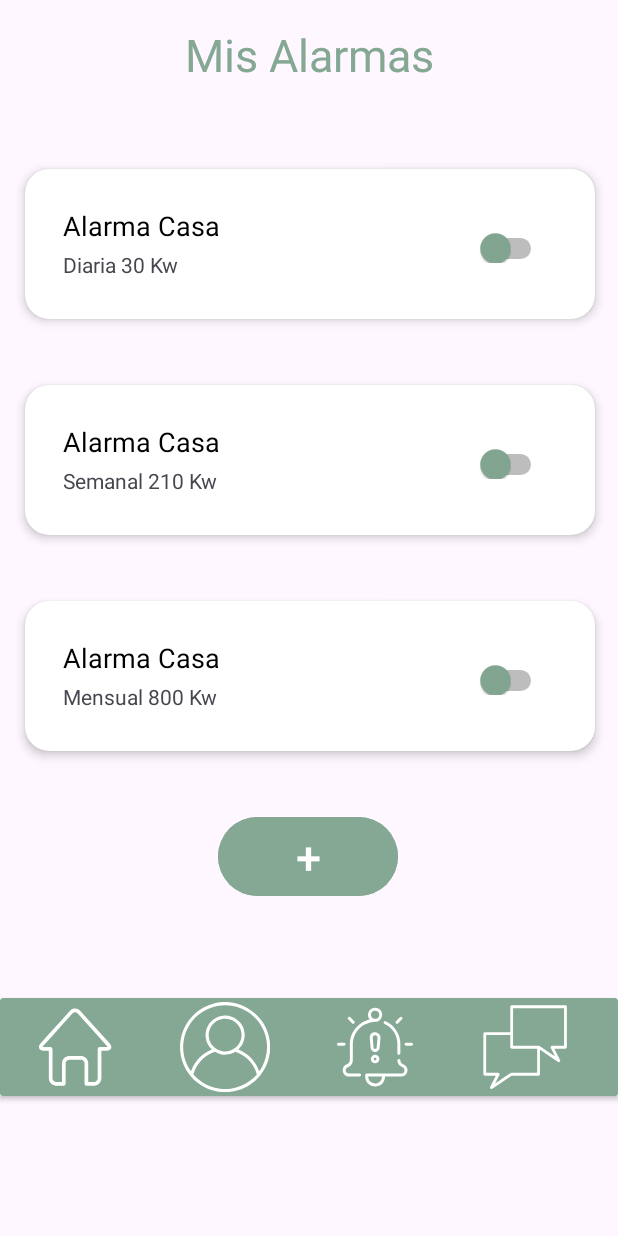
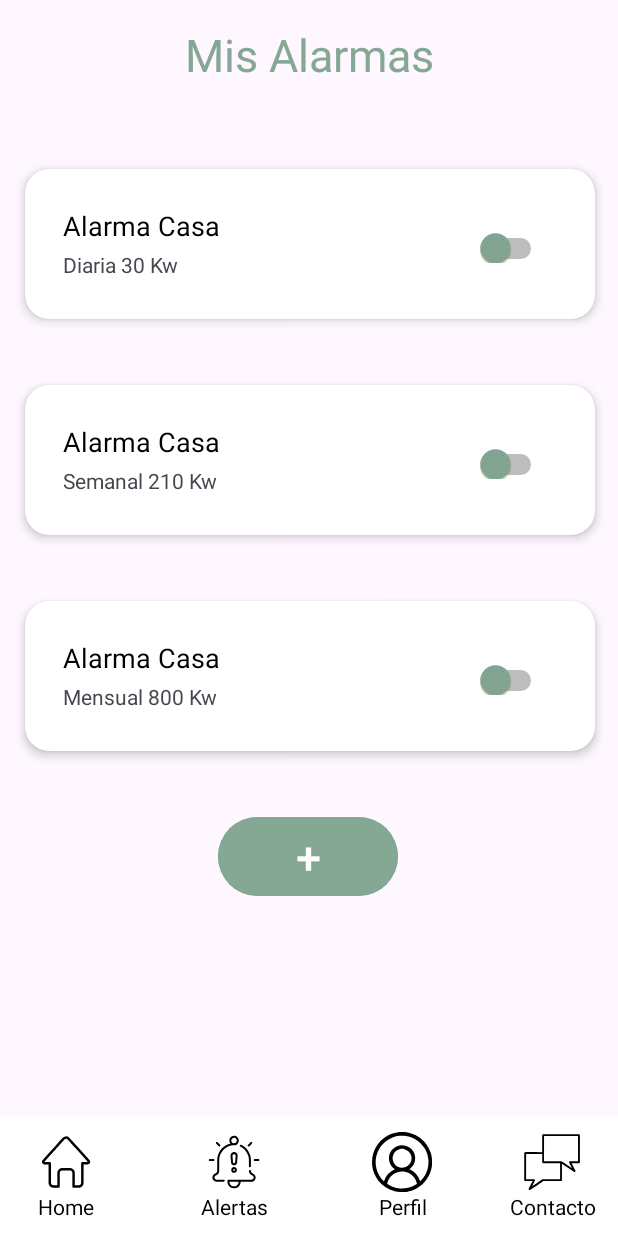
Before and after one commit to Dev-Full-Solutions/AnalizArApp, an Android app: the MisAlarmas1 screen opened directly, with no data from a screen before it, on a phone screen of 412 x 824 dp. Run offline under Robolectric (Android 15) with nearby library versions, the phone set to English and light mode, and no system bars; Roboto replaces fonts that are not available here.

Commit message:
Agrego menu en activity alarmas para navegabilidad

```diff
--- a/app/src/main/java/com/dpozzo68/analizarapp/MainActivity.java
+++ b/app/src/main/java/com/dpozzo68/analizarapp/MainActivity.java
@@ -25,32 +25,32 @@ public class MainActivity extends AppCompatActivity {
         startActivity(intent);
     }
 
-    public void testeo(View view){
-        BottomNavigationView navigation = findViewById(R.id.bottom_navigation);
-        navigation.setOnItemSelectedListener(new NavigationBarView.OnItemSelectedListener() {
-            @Override
-            public boolean onNavigationItemSelected(@NonNull MenuItem item) {
-                String id = String.valueOf(item.getItemId());
-                if(R.id.home == item.getItemId()){
-                    Intent intent = new Intent(String.valueOf(MisConsumos.class));
-                    startActivity(intent);
-                    return true;
-                } else if (R.id.perfil == item.getItemId()) {
-                    Intent intent = new Intent(String.valueOf(Mi_Cuenta.class));
-                    startActivity(intent);
-                    return true;
-                } else if (R.id.alerta == item.getItemId()) {
-                    Intent intent = new Intent(String.valueOf(MisAlarmas1.class));
-                    startActivity(intent);
-                    return true;
-                } else if (R.id.contacto == item.getItemId()) {
-                    Intent intent = new Intent(String.valueOf(ContactoActivity.class));
-                    startActivity(intent);
-                    return true;
-                }else {
-                    return false;
-                }
-            }
-        });
-    }
+//    public void testeo(View view){
+//        BottomNavigationView navigation = findViewById(R.id.bottom_navigation);
+//        navigation.setOnItemSelectedListener(new NavigationBarView.OnItemSelectedListener() {
+//            @Override
+//            public boolean onNavigationItemSelected(@NonNull MenuItem item) {
+//                String id = String.valueOf(item.getItemId());
+//                if(R.id.home == item.getItemId()){
+//                    Intent intent = new Intent(String.valueOf(MisConsumos.class));
+//                    startActivity(intent);
+//                    return true;
+//                } else if (R.id.perfil == item.getItemId()) {
+//                    Intent intent = new Intent(String.valueOf(Mi_Cuenta.class));
+//                    startActivity(intent);
+//                    return true;
+//                } else if (R.id.alerta == item.getItemId()) {
+//                    Intent intent = new Intent(String.valueOf(MisAlarmas1.class));
+//                    startActivity(intent);
+//                    return true;
+//                } else if (R.id.contacto == item.getItemId()) {
+//                    Intent intent = new Intent(String.valueOf(ContactoActivity.class));
+//                    startActivity(intent);
+//                    return true;
+//                }else {
+//                    return false;
+//                }
+//            }
+//        });
+//    }
 }
--- a/app/src/main/java/com/dpozzo68/analizarapp/MisAlarmas1.java
+++ b/app/src/main/java/com/dpozzo68/analizarapp/MisAlarmas1.java
@@ -2,7 +2,10 @@ package com.dpozzo68.analizarapp;
 
 import androidx.appcompat.app.AppCompatActivity;
 
+import android.content.Intent;
 import android.os.Bundle;
+import android.view.View;
+import android.widget.ImageView;
 
 public class MisAlarmas1 extends AppCompatActivity{
     @Override
@@ -10,4 +13,32 @@ public class MisAlarmas1 extends AppCompatActivity{
         super.onCreate(savedInstanceState);
         setContentView(R.layout.activity_misalarmas1);
     }
+
+    public void irConsumos(View view) {
+        ImageView imagen = findViewById(R.id.imagen_home);
+        imagen.setClickable(true);
+        Intent intent = new Intent(this, MisConsumos.class);
+        startActivity(intent);
+    }
+
+    public void irAlarmas(View view) {
+        ImageView imagen = findViewById(R.id.imagen_alerta);
+        imagen.setClickable(true);
+        Intent intent = new Intent(this, MisAlarmas1.class);
+        startActivity(intent);
+    }
+
+    public void irPerfil(View view) {
+        ImageView imagen = findViewById(R.id.imagen_perfil);
+        imagen.setClickable(true);
+        Intent intent = new Intent(this, Mi_Cuenta.class);
+        startActivity(intent);
+    }
+
+    public void irContacto(View view) {
+        ImageView imagen = findViewById(R.id.imagen_contacto);
+        imagen.setClickable(true);
+        Intent intent = new Intent(this, ContactoActivity.class);
+        startActivity(intent);
+    }
 }
--- a/app/src/main/res/layout/activity_misalarmas1.xml
+++ b/app/src/main/res/layout/activity_misalarmas1.xml
@@ -154,47 +154,145 @@
         app:layout_constraintStart_toStartOf="parent"
         app:layout_constraintTop_toBottomOf="@+id/cardView3" />
 
-    <androidx.cardview.widget.CardView
-        android:id="@+id/cardView4"
-        android:layout_width="412dp"
-        android:layout_height="65dp"
-        android:layout_marginTop="64dp"
-        app:cardBackgroundColor="#84A894"
+    <androidx.constraintlayout.widget.ConstraintLayout
+        android:id="@+id/bottom_navigation"
+        style="@style/MyBottomNavigation"
+        android:layout_width="0dp"
+        android:layout_height="80dp"
+        android:layout_gravity="bottom"
+        app:itemActiveIndicatorStyle="@color/verde_intermedio"
+        app:labelVisibilityMode="selected"
+        app:layout_constraintBottom_toBottomOf="parent"
         app:layout_constraintEnd_toEndOf="parent"
-        app:layout_constraintHorizontal_bias="1.0"
-        app:layout_constraintStart_toStartOf="parent"
-        app:layout_constraintTop_toBottomOf="@+id/button">
+        app:layout_constraintHorizontal_bias="0.5"
+        app:layout_constraintStart_toStartOf="parent">
+        <!--        app:menu="@menu/bottom_nav_menu" -->
 
-        <ImageView
+        <LinearLayout
+            android:id="@+id/linearLayout"
             android:layout_width="60dp"
             android:layout_height="wrap_content"
-            android:layout_marginLeft="20dp"
-            android:src="@drawable/home"
-            app:tint="#FFFFFF" />
+            android:layout_marginStart="24dp"
+            android:layout_marginTop="20dp"
+            android:layout_marginEnd="32dp"
+            android:layout_marginBottom="20dp"
+            android:onClick="irConsumos"
+            android:orientation="vertical"
+            app:layout_constraintBottom_toBottomOf="parent"
+            app:layout_constraintEnd_toStartOf="@+id/linearLayout2"
+            app:layout_constraintStart_toStartOf="parent"
+            app:layout_constraintTop_toTopOf="parent"
+            app:layout_constraintVertical_bias="0.5">
 
-        <ImageView
+            <ImageView
+                android:id="@+id/imagen_home"
+                android:layout_width="40dp"
+                android:layout_height="40dp"
+                android:layout_gravity="center_horizontal"
+                app:srcCompat="@drawable/home" />
+
+            <TextView
+                android:layout_width="match_parent"
+                android:layout_height="wrap_content"
+                android:gravity="center"
+                android:text="Home"
+                android:textColor="@color/black" />
+        </LinearLayout>
+
+        <LinearLayout
+            android:id="@+id/linearLayout2"
             android:layout_width="60dp"
             android:layout_height="wrap_content"
-            android:layout_marginLeft="120dp"
-            android:src="@drawable/perfil2"
-            app:tint="#FFFFFF" />
+            android:layout_marginStart="20dp"
+            android:layout_marginTop="20dp"
+            android:layout_marginEnd="20dp"
+            android:layout_marginBottom="20dp"
+            android:onClick="irAlarmas"
+            android:orientation="vertical"
+            app:layout_constraintBottom_toBottomOf="parent"
+            app:layout_constraintEnd_toStartOf="@+id/linearLayout3"
+            app:layout_constraintStart_toEndOf="@+id/linearLayout"
+            app:layout_constraintTop_toTopOf="parent"
+            app:layout_constraintVertical_bias="0.5">
 
-        <ImageView
+            <ImageView
+                android:id="@+id/imagen_alerta"
+                android:layout_width="40dp"
+                android:layout_height="40dp"
+                android:layout_gravity="center_horizontal"
+                app:srcCompat="@drawable/alerta" />
+
+            <TextView
+                android:layout_width="match_parent"
+                android:layout_height="wrap_content"
+                android:gravity="center"
+                android:text="Alertas"
+                android:textColor="@color/black" />
+        </LinearLayout>
+
+        <LinearLayout
+            android:id="@+id/linearLayout3"
             android:layout_width="60dp"
             android:layout_height="wrap_content"
-            android:layout_marginLeft="220dp"
-            android:src="@drawable/alerta"
-            app:tint="#FFFFFF" />
+            android:layout_marginStart="32dp"
+            android:layout_marginTop="20dp"
+            android:layout_marginEnd="20dp"
+            android:layout_marginBottom="20dp"
+            android:onClick="irPerfil"
+            android:orientation="vertical"
+            app:layout_constraintBottom_toBottomOf="parent"
+            app:layout_constraintEnd_toStartOf="@+id/linearLayout4"
+            app:layout_constraintStart_toEndOf="@+id/linearLayout2"
+            app:layout_constraintTop_toTopOf="parent"
+            app:layout_constraintVertical_bias="0.5">
 
-        <ImageView
+            <ImageView
+                android:id="@+id/imagen_perfil"
+                android:layout_width="40dp"
+                android:layout_height="40dp"
+                android:layout_gravity="center_horizontal"
+                app:srcCompat="@drawable/perfil" />
+
+            <TextView
+                android:layout_width="match_parent"
+                android:layout_height="wrap_content"
+                android:gravity="center"
+                android:text="Perfil"
+                android:textColor="@color/black" />
+        </LinearLayout>
+
+        <LinearLayout
+            android:id="@+id/linearLayout4"
             android:layout_width="60dp"
             android:layout_height="wrap_content"
-            android:layout_marginLeft="320dp"
-            android:src="@drawable/contacto"
-            app:tint="#FFFFFF" />
+            android:layout_marginStart="20dp"
+            android:layout_marginTop="20dp"
+            android:layout_marginEnd="24dp"
+            android:layout_marginBottom="20dp"
+            android:onClick="irContacto"
+            android:orientation="vertical"
+            app:layout_constraintBottom_toBottomOf="parent"
+            app:layout_constraintEnd_toEndOf="parent"
+            app:layout_constraintStart_toEndOf="@+id/linearLayout3"
+            app:layout_constraintTop_toTopOf="parent"
+            app:layout_constraintVertical_bias="0.5">
 
+            <ImageView
+                android:id="@+id/imagen_contacto"
+                android:layout_width="40dp"
+                android:layout_height="40dp"
+                android:layout_gravity="center_horizontal"
+                app:srcCompat="@drawable/contacto" />
 
-    </androidx.cardview.widget.CardView>
+            <TextView
+                android:layout_width="match_parent"
+                android:layout_height="wrap_content"
+                android:gravity="center"
+                android:text="Contacto"
+                android:textColor="@color/black" />
+        </LinearLayout>
+
+    </androidx.constraintlayout.widget.ConstraintLayout>
 
 
 </androidx.constraintlayout.widget.ConstraintLayout>
```
